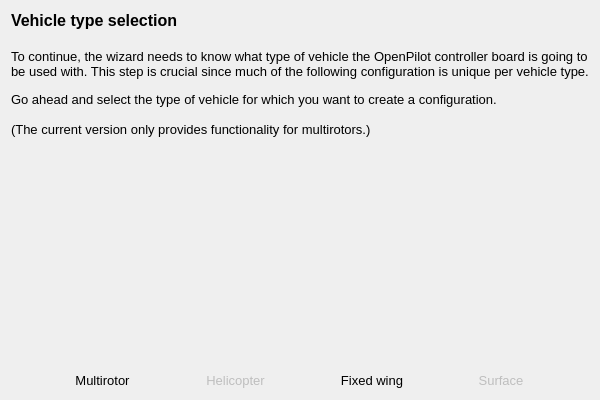
Qt form ground/openpilotgcs/src/plugins/setupwizard/pages/vehiclepage.ui (openpilot/OpenPilot) before a commit.
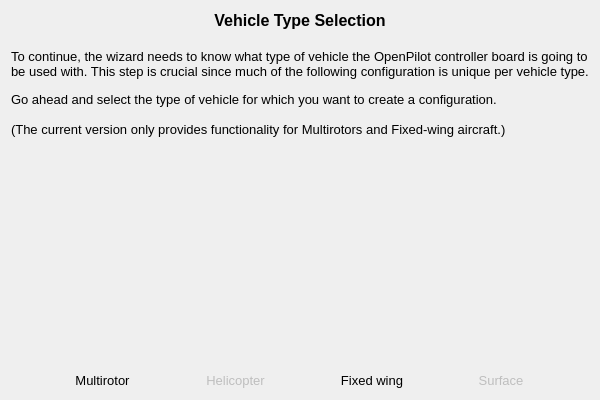
The same form after that commit. Icons and pictures are not drawn.

```diff
--- a/ground/openpilotgcs/src/plugins/setupwizard/pages/vehiclepage.ui
+++ b/ground/openpilotgcs/src/plugins/setupwizard/pages/vehiclepage.ui
@@ -21,13 +21,13 @@
 &lt;html&gt;&lt;head&gt;&lt;meta name=&quot;qrichtext&quot; content=&quot;1&quot; /&gt;&lt;style type=&quot;text/css&quot;&gt;
 p, li { white-space: pre-wrap; }
 &lt;/style&gt;&lt;/head&gt;&lt;body style=&quot; font-family:'MS Shell Dlg 2'; font-size:8pt; font-weight:400; font-style:normal;&quot;&gt;
-&lt;p style=&quot; margin-top:0px; margin-bottom:0px; margin-left:0px; margin-right:0px; -qt-block-indent:0; text-indent:0px;&quot;&gt;&lt;span style=&quot; font-size:12pt; font-weight:600;&quot;&gt;Vehicle type selection&lt;/span&gt;&lt;/p&gt;
+&lt;p align=&quot;center&quot; style=&quot; margin-top:0px; margin-bottom:0px; margin-left:0px; margin-right:0px; -qt-block-indent:0; text-indent:0px;&quot;&gt;&lt;span style=&quot; font-size:12pt; font-weight:600;&quot;&gt;Vehicle Type Selection&lt;/span&gt;&lt;/p&gt;
 &lt;p style=&quot;-qt-paragraph-type:empty; margin-top:0px; margin-bottom:0px; margin-left:0px; margin-right:0px; -qt-block-indent:0; text-indent:0px; font-size:12pt; font-weight:600;&quot;&gt;&lt;br /&gt;&lt;/p&gt;
 &lt;p style=&quot; margin-top:0px; margin-bottom:0px; margin-left:0px; margin-right:0px; -qt-block-indent:0; text-indent:0px;&quot;&gt;&lt;span style=&quot; font-size:10pt;&quot;&gt;To continue, the wizard needs to know what type of vehicle the OpenPilot controller board is going to be used with. This step is crucial since much of the following configuration is unique per vehicle type.&lt;/span&gt;&lt;/p&gt;
 &lt;p style=&quot;-qt-paragraph-type:empty; margin-top:0px; margin-bottom:0px; margin-left:0px; margin-right:0px; -qt-block-indent:0; text-indent:0px;&quot;&gt;&lt;br /&gt;&lt;/p&gt;
 &lt;p style=&quot; margin-top:0px; margin-bottom:0px; margin-left:0px; margin-right:0px; -qt-block-indent:0; text-indent:0px;&quot;&gt;&lt;span style=&quot; font-size:10pt;&quot;&gt;Go ahead and select the type of vehicle for which you want to create a configuration.&lt;/span&gt;&lt;/p&gt;
 &lt;p style=&quot;-qt-paragraph-type:empty; margin-top:0px; margin-bottom:0px; margin-left:0px; margin-right:0px; -qt-block-indent:0; text-indent:0px; font-size:10pt;&quot;&gt;&lt;br /&gt;&lt;/p&gt;
-&lt;p style=&quot; margin-top:0px; margin-bottom:0px; margin-left:0px; margin-right:0px; -qt-block-indent:0; text-indent:0px;&quot;&gt;&lt;span style=&quot; font-size:10pt;&quot;&gt;(The current version only provides functionality for multirotors.)&lt;/span&gt;&lt;/p&gt;&lt;/body&gt;&lt;/html&gt;</string>
+&lt;p style=&quot; margin-top:0px; margin-bottom:0px; margin-left:0px; margin-right:0px; -qt-block-indent:0; text-indent:0px;&quot;&gt;&lt;span style=&quot; font-size:10pt;&quot;&gt;(The current version only provides functionality for Multirotors and Fixed-wing aircraft.)&lt;/span&gt;&lt;/p&gt;&lt;/body&gt;&lt;/html&gt;</string>
      </property>
      <property name="alignment">
       <set>Qt::AlignLeading|Qt::AlignLeft|Qt::AlignTop</set>
```
